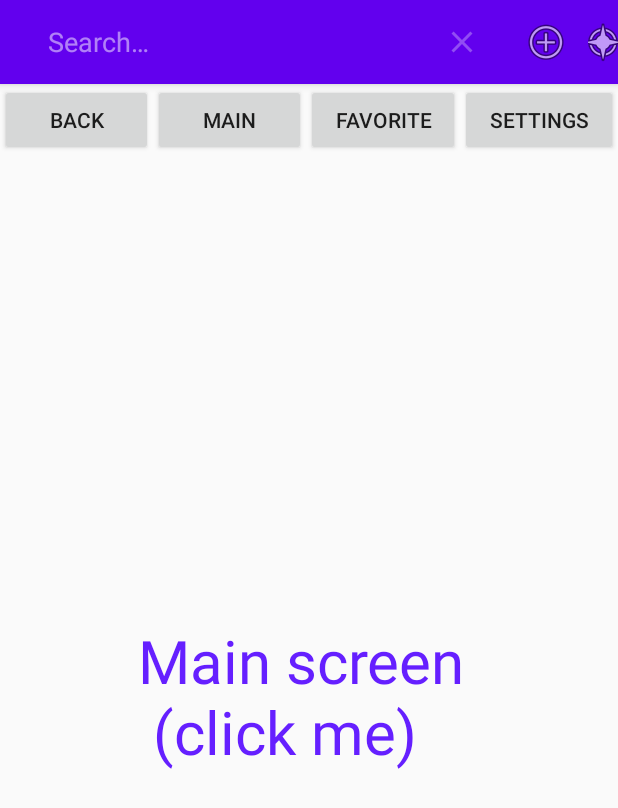
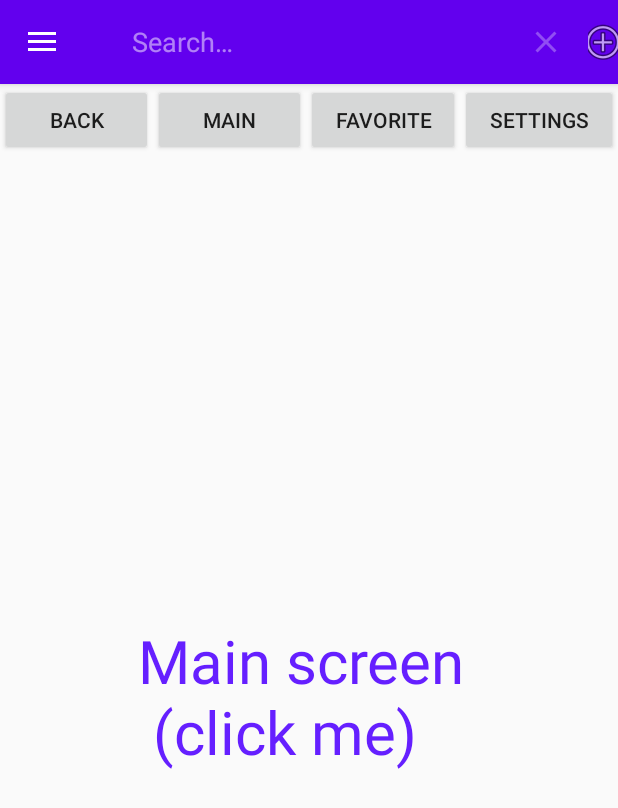
Before and after one commit to Gravitana/GB-2-07-Fragments, an Android app: the fragment MainFragment placed in its activity, after a tap on "add", on a phone screen of 412 x 824 dp. Shown: the top 808 px of the screen. Run offline under Robolectric (Android 15) with nearby library versions, the phone set to English and light mode, and no system bars; 1 other tap on this screen came first.

Commit message:
Боковое навигационное меню

```diff
--- a/app/src/main/java/com/example/gb_2_07_fragments/MainActivity.java
+++ b/app/src/main/java/com/example/gb_2_07_fragments/MainActivity.java
@@ -1,9 +1,12 @@
 package com.example.gb_2_07_fragments;
 
 import androidx.annotation.NonNull;
+import androidx.appcompat.app.ActionBarDrawerToggle;
 import androidx.appcompat.app.AppCompatActivity;
 import androidx.appcompat.widget.SearchView;
 import androidx.appcompat.widget.Toolbar;
+import androidx.core.view.GravityCompat;
+import androidx.drawerlayout.widget.DrawerLayout;
 import androidx.fragment.app.Fragment;
 import androidx.fragment.app.FragmentManager;
 import androidx.fragment.app.FragmentTransaction;
@@ -15,6 +18,8 @@ import android.view.MenuItem;
 import android.view.View;
 import android.widget.Button;
 import android.widget.Toast;
+
+import com.google.android.material.navigation.NavigationView;
 
 import java.util.List;
 
@@ -41,16 +46,58 @@ public class MainActivity extends AppCompatActivity {
     }
 
     private void initView() {
-        initToolbar();
+        Toolbar toolbar = initToolbar();
+        initDrawer(toolbar);
         initButtonMain();
         initButtonFavorite();
         initButtonSettings();
         initButtonBack();
     }
 
-    private void initToolbar() {
+    private Toolbar initToolbar() {
         Toolbar toolbar = findViewById(R.id.toolbar);
         setSupportActionBar(toolbar);
+        return toolbar;
+    }
+
+    private void initDrawer(Toolbar toolbar) {
+        final DrawerLayout drawer = findViewById(R.id.drawer_layout);
+        ActionBarDrawerToggle toggle = new ActionBarDrawerToggle(
+                this, drawer, toolbar,
+                R.string.navigation_drawer_open,
+                R.string.navigation_drawer_close
+        );
+        drawer.addDrawerListener(toggle);
+        toggle.syncState();
+
+        // Обработка навигационного меню
+        NavigationView navigationView = findViewById(R.id.nav_view);
+        navigationView.setNavigationItemSelectedListener(new NavigationView.OnNavigationItemSelectedListener() {
+            @Override
+            public boolean onNavigationItemSelected(@NonNull MenuItem item) {
+                int id = item.getItemId();
+                if (navigateFragment(id)) {
+                    drawer.closeDrawer(GravityCompat.START);
+                    return true;
+                }
+                return false;
+            }
+        });
+    }
+
+    private boolean navigateFragment(int id) {
+        switch (id) {
+            case R.id.action_settings:
+                addFragment(new SettignsFragment());
+                return true;
+            case R.id.action_main:
+                addFragment(new MainFragment());
+                return true;
+            case R.id.action_favorite:
+                addFragment(new FavoriteFragment());
+                return true;
+        }
+        return false;
     }
 
     @Override
@@ -80,17 +127,10 @@ public class MainActivity extends AppCompatActivity {
         // Обработка выбора пункта меню приложения (активити)
         int id = item.getItemId();
 
-        switch(id){
-            case R.id.action_settings:
-                addFragment(new SettignsFragment());
-                return true;
-            case R.id.action_main:
-                addFragment(new MainFragment());
-                return true;
-            case R.id.action_favorite:
-                addFragment(new FavoriteFragment());
-                return true;
+        if (navigateFragment(id)) {
+            return true;
         }
+
         return super.onOptionsItemSelected(item);
     }
 
--- a/app/src/main/res/layout/activity_main.xml
+++ b/app/src/main/res/layout/activity_main.xml
@@ -1,27 +1,26 @@
 <?xml version="1.0" encoding="utf-8"?>
-<androidx.coordinatorlayout.widget.CoordinatorLayout
+<androidx.drawerlayout.widget.DrawerLayout
     xmlns:android="http://schemas.android.com/apk/res/android"
     xmlns:app="http://schemas.android.com/apk/res-auto"
     xmlns:tools="http://schemas.android.com/tools"
+    android:id="@+id/drawer_layout"
     android:layout_width="match_parent"
     android:layout_height="match_parent"
-    tools:context=".MainActivity">
+    android:fitsSystemWindows="true"
+    tools:openDrawer="start">
 
-    <com.google.android.material.appbar.AppBarLayout
+    <include
+        layout="@layout/app_bar_main"
         android:layout_width="match_parent"
-        android:layout_height="wrap_content"
-        android:theme="@style/AppTheme.AppBarOverlay">
+        android:layout_height="match_parent" />
 
-        <androidx.appcompat.widget.Toolbar
-            android:id="@+id/toolbar"
-            android:layout_width="match_parent"
-            android:layout_height="?attr/actionBarSize"
-            android:background="?attr/colorPrimary"
-            app:popupTheme="@style/AppTheme.PopupOverlay">
-        </androidx.appcompat.widget.Toolbar>
+    <com.google.android.material.navigation.NavigationView
+        android:id="@+id/nav_view"
+        android:layout_width="wrap_content"
+        android:layout_height="match_parent"
+        android:layout_gravity="start"
+        android:fitsSystemWindows="true"
+        app:headerLayout="@layout/nav_header_main"
+        app:menu="@menu/main_drawer" />
 
-    </com.google.android.material.appbar.AppBarLayout>
-
-    <include layout="@layout/content_main" />
-
-</androidx.coordinatorlayout.widget.CoordinatorLayout>
+</androidx.drawerlayout.widget.DrawerLayout>
--- /dev/null
+++ b/app/src/main/res/layout/app_bar_main.xml
@@ -0,0 +1,27 @@
+<?xml version="1.0" encoding="utf-8"?>
+<androidx.coordinatorlayout.widget.CoordinatorLayout
+    xmlns:android="http://schemas.android.com/apk/res/android"
+    xmlns:app="http://schemas.android.com/apk/res-auto"
+    xmlns:tools="http://schemas.android.com/tools"
+    android:layout_width="match_parent"
+    android:layout_height="match_parent"
+    tools:context=".MainActivity">
+
+    <com.google.android.material.appbar.AppBarLayout
+        android:layout_width="match_parent"
+        android:layout_height="wrap_content"
+        android:theme="@style/AppTheme.AppBarOverlay">
+
+        <androidx.appcompat.widget.Toolbar
+            android:id="@+id/toolbar"
+            android:layout_width="match_parent"
+            android:layout_height="?attr/actionBarSize"
+            android:background="?attr/colorPrimary"
+            app:popupTheme="@style/AppTheme.PopupOverlay">
+        </androidx.appcompat.widget.Toolbar>
+
+    </com.google.android.material.appbar.AppBarLayout>
+
+    <include layout="@layout/content_main" />
+
+</androidx.coordinatorlayout.widget.CoordinatorLayout>
--- a/app/src/main/res/layout/content_main.xml
+++ b/app/src/main/res/layout/content_main.xml
@@ -7,7 +7,7 @@
     android:orientation="vertical"
     app:layout_behavior="@string/appbar_scrolling_view_behavior"
     tools:context=".MainActivity"
-    tools:showIn="@layout/activity_main">
+    tools:showIn="@layout/app_bar_main">
 
     <LinearLayout
         android:layout_width="match_parent"
--- /dev/null
+++ b/app/src/main/res/menu/main_drawer.xml
@@ -0,0 +1,18 @@
+<?xml version="1.0" encoding="utf-8"?>
+<menu xmlns:android="http://schemas.android.com/apk/res/android">
+    <item
+        android:id="@+id/action_settings"
+        android:icon="@android:drawable/ic_menu_preferences"
+        android:orderInCategory="100"
+        android:title="@string/settings" />
+    <item
+        android:id="@+id/action_main"
+        android:icon="@android:drawable/ic_menu_compass"
+        android:orderInCategory="10"
+        android:title="@string/main"/>
+    <item
+        android:id="@+id/action_favorite"
+        android:icon="@android:drawable/btn_star_big_on"
+        android:orderInCategory="20"
+        android:title="@string/favorite"/>
+</menu>
--- a/app/src/main/res/values/dimens.xml
+++ b/app/src/main/res/values/dimens.xml
@@ -2,4 +2,6 @@
 <resources>
     <dimen name="settings_dimen">30sp</dimen>
     <dimen name="fragment_dimen">40sp</dimen>
+    <dimen name="nav_header_height">200dp</dimen>
+    <dimen name="nav_header_dimen">42sp</dimen>
 </resources>
--- a/app/src/main/res/values/strings.xml
+++ b/app/src/main/res/values/strings.xml
@@ -16,4 +16,7 @@
     <string name="item1">item 1</string>
     <string name="item2">item 2</string>
     <string name="new_menu_item_added">Menu item added</string>
+    <string name="navigation_drawer_open">Open navigation drawer</string>
+    <string name="navigation_drawer_close">Close navigation drawer</string>
+    <string name="fragment_navigation">Fragment Navigation</string>
 </resources>
```
Also changed, not shown: app/src/main/res/drawable/side_nav_bar.xml (added, +9 -0 lines), app/src/main/res/layout/nav_header_main.xml (added, +17 -0 lines).
